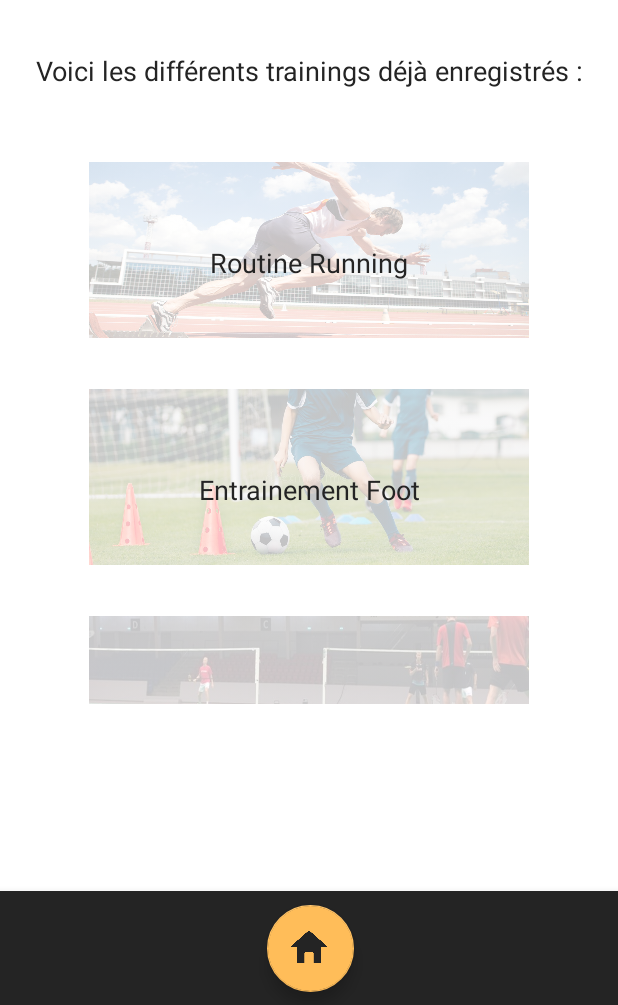
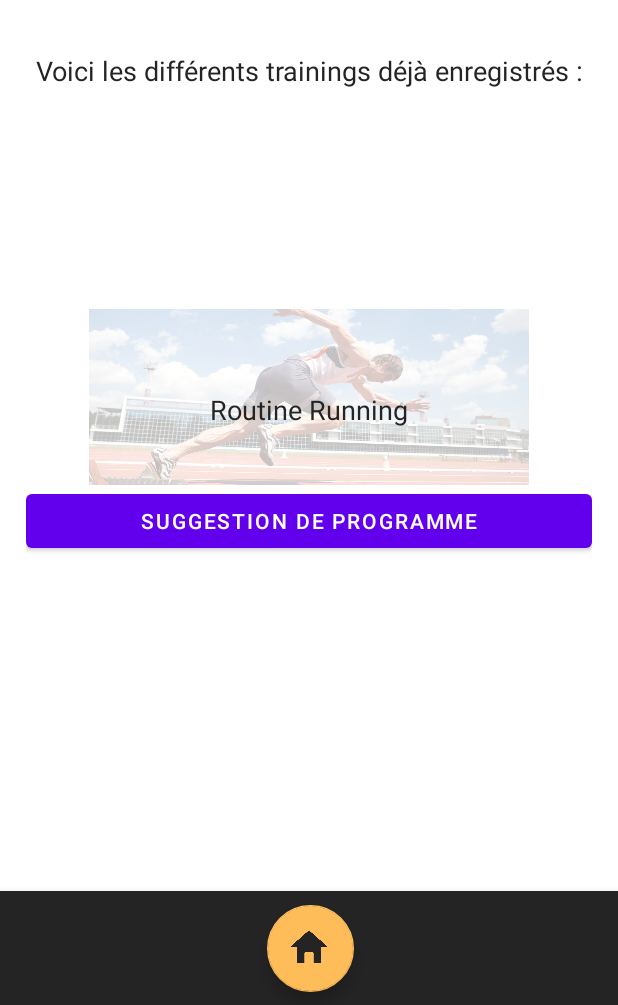
Before and after one commit to ArthurSchamroth/LEPL1509-Projet, an Android app: the screen it shows after launch (MainActivity), on a phone screen of 412 x 824 dp, the part 231-1236 px from its top. Run offline under Robolectric (Android 15) with nearby library versions, the phone set to English and light mode, and no system bars.

Commit message:
ajoute page "suggestion de programme"

```diff
--- a/app/build.gradle
+++ b/app/build.gradle
@@ -22,9 +22,10 @@ android {
         }
     }
     compileOptions {
-        sourceCompatibility JavaVersion.VERSION_1_8
-        targetCompatibility JavaVersion.VERSION_1_8
+        sourceCompatibility JavaVersion.VERSION_11
+        targetCompatibility JavaVersion.VERSION_11
     }
+    buildToolsVersion '33.0.2'
 }
 
 dependencies {
--- a/app/src/main/AndroidManifest.xml
+++ b/app/src/main/AndroidManifest.xml
@@ -18,6 +18,10 @@
                 <category android:name="android.intent.category.LAUNCHER" />
             </intent-filter>
         </activity>
+        <activity
+            android:name=".Activity_program_suggestion">
+        </activity>
+
     </application>
 
 </manifest>
--- a/app/src/main/java/be/lepl1509group13/workoutwarrior/MainActivity.java
+++ b/app/src/main/java/be/lepl1509group13/workoutwarrior/MainActivity.java
@@ -1,14 +1,40 @@
 package be.lepl1509group13.workoutwarrior;
 
+import androidx.appcompat.app.AlertDialog;
 import androidx.appcompat.app.AppCompatActivity;
+
+import android.content.Intent;
 import android.os.Bundle;
+import android.view.LayoutInflater;
+import android.view.View;
+import android.widget.ArrayAdapter;
+import android.widget.Button;
+import android.widget.ImageView;
+import android.widget.ListView;
+import android.widget.TextView;
 
 public class MainActivity extends AppCompatActivity {
+    private Button open_program_suggestion_btn;
 
     @Override
     protected void onCreate(Bundle savedInstanceState) {
         super.onCreate(savedInstanceState);
         setContentView(R.layout.activity_main);
         getSupportActionBar().hide();
+
+        open_program_suggestion_btn = findViewById(R.id.daily_program);
+        open_program_suggestion_btn.setOnClickListener(new View.OnClickListener() {
+            @Override
+            public void onClick(View view) {
+                open_program_suggestion();
+            }
+        });
     }
+
+    public void open_program_suggestion() {
+        Intent intent = new Intent(this, Activity_program_suggestion.class);
+        startActivity(intent);
+    }
+
+
 }
--- a/app/src/main/res/layout/activity_main.xml
+++ b/app/src/main/res/layout/activity_main.xml
@@ -108,59 +108,12 @@
 
             </RelativeLayout>
 
-            <RelativeLayout
-                android:layout_width="293dp"
-                android:layout_height="117dp"
-                android:layout_marginTop="34dp">
-
-                <ImageView
-                    android:layout_width="wrap_content"
-                    android:layout_height="wrap_content"
-                    android:alpha="0.25"
-                    android:src="@drawable/foot_img"
-                    android:scaleType="fitXY"/>
-
-                <TextView
-                    android:id="@+id/textView6"
-                    android:layout_width="match_parent"
-                    android:layout_height="match_parent"
-                    android:layout_alignParentBottom="true"
-                    android:layout_centerHorizontal="true"
-                    android:layout_marginTop="34dp"
-                    android:layout_marginBottom="17dp"
-                    android:gravity="center"
-                    android:text="@string/entrainement_foot"
-                    android:textColor="@color/black"
-                    android:textSize="18sp" />
-
-            </RelativeLayout>
-
-            <RelativeLayout
-                android:layout_width="293dp"
-                android:layout_height="117dp"
-                android:layout_marginTop="34dp">
-
-                <ImageView
-                    android:layout_width="wrap_content"
-                    android:layout_height="wrap_content"
-                    android:alpha="0.25"
-                    android:src="@drawable/badminton_img"
-                    android:scaleType="fitXY"/>
-
-                <TextView
-                    android:id="@+id/textView7"
-                    android:layout_width="match_parent"
-                    android:layout_height="match_parent"
-                    android:layout_alignParentBottom="true"
-                    android:layout_centerHorizontal="true"
-                    android:layout_marginTop="34dp"
-                    android:layout_marginBottom="17dp"
-                    android:gravity="center"
-                    android:text="@string/entrainement_badminton"
-                    android:textColor="@color/black"
-                    android:textSize="18sp" />
-
-            </RelativeLayout>
+            <Button
+                android:id="@+id/daily_program"
+                android:layout_width="match_parent"
+                android:layout_height="wrap_content"
+                android:onClick="open_program_suggestion"
+                android:text="Suggestion de programme" />
 
         </LinearLayout>
     </ScrollView>
```
Also changed, not shown: app/src/main/java/be/lepl1509group13/workoutwarrior/Activity_program_suggestion.java (added, +83 -0 lines), app/src/main/res/layout/exercice_details_pop_up.xml (added, +67 -0 lines), app/src/main/res/layout/program_suggestion.xml (added, +55 -0 lines), app/src/main/res/drawable/close_btn.png (added), app/src/main/res/drawable/developpe_couche_barre.png (added), app/src/main/res/drawable/souleve_de_terre.jpeg (added), app/src/main/res/drawable/squat.jpeg (added).
